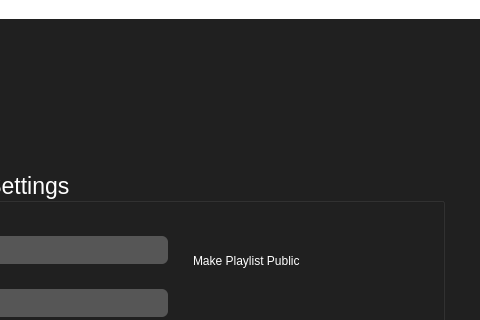
Above: main.ui from rchr157/plex-playlists before the change; both pictures show x 490 to 970 and y 0 to 320 of the 970 by 695 pixel window. Below: the same form after it.
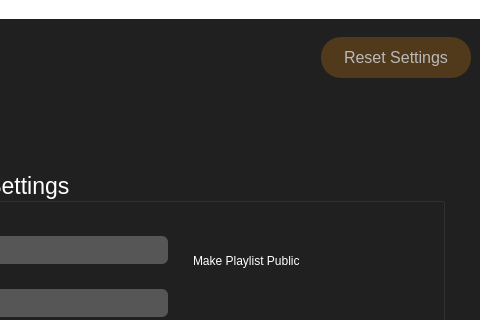
That is the form after the change. Icons and pictures are not drawn.

Commit message: fixed settings management

Patch:
```diff
--- a/main.ui
+++ b/main.ui
@@ -85,7 +85,7 @@
 	width: 104px;
 	padding: 10px 18px;
 }
-#btn_plex_connect, #btn_spotify_connect{ 
+#btn_plex_connect, #btn_spotify_connect, #btn_reset_settings{ 
 	background-color: #51391B;
 	color: #BABABA;
 	border-radius: 20px;
@@ -119,6 +119,7 @@
 
 
 
+
 </string>
   </property>
   <widget class="QWidget" name="centralwidget">
@@ -1846,6 +1847,19 @@
                       </property>
                      </widget>
                     </item>
+                    <item>
+                     <widget class="QPushButton" name="btn_reset_settings">
+                      <property name="maximumSize">
+                       <size>
+                        <width>150</width>
+                        <height>16777215</height>
+                       </size>
+                      </property>
+                      <property name="text">
+                       <string>Reset Settings</string>
+                      </property>
+                     </widget>
+                    </item>
                    </layout>
                   </widget>
                  </item>
```
The commit also changes 3 other files.
